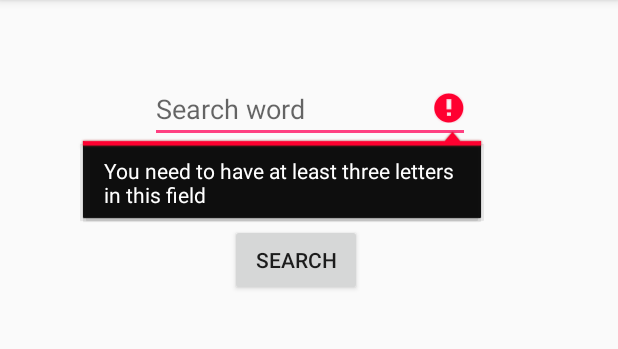
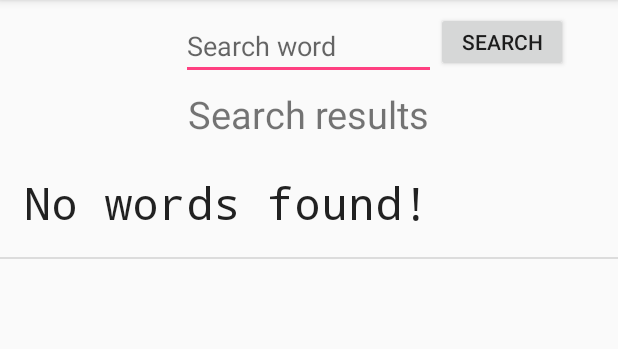
Before and after one commit to vilmursss/Android-Language-Learning-Tool, an Android app: the ModifyWords screen opened directly, with no data from a screen before it, after a tap on "SEARCH", on a phone screen of 412 x 824 dp, the part 84-433 px from its top. Run offline under Robolectric (Android 15) with nearby library versions, the phone set to English and light mode, and no system bars.

Commit message:
Added word pair search to same activity to avoid opening unnecessary activities

```diff
--- a/app/src/main/AndroidManifest.xml
+++ b/app/src/main/AndroidManifest.xml
@@ -18,7 +18,6 @@
         </activity>
         <activity android:name=".AddWord" />
         <activity android:name=".ModifyWords" />
-        <activity android:name=".SearchResults"></activity>
     </application>
 
 </manifest>
--- a/app/src/main/java/com/example/android/wordgameandroid/ModifyWords.java
+++ b/app/src/main/java/com/example/android/wordgameandroid/ModifyWords.java
@@ -1,23 +1,37 @@
 package com.example.android.wordgameandroid;
 
-import android.content.Intent;
 import android.support.v7.app.AppCompatActivity;
 import android.os.Bundle;
 import android.view.View;
 import android.widget.EditText;
+import android.widget.ListView;
+import android.widget.TextView;
+
+import org.w3c.dom.Text;
+
+import java.util.ArrayList;
+import java.util.List;
 
 public class ModifyWords extends AppCompatActivity {
 
+    TextView searchResults;
     EditText searchKey;
+    ListView wordPairList;
+    ListAdapter listAdapter;
+    ArrayList<Word> wordPairArray = new ArrayList<Word>();
 
     @Override
     protected void onCreate(Bundle savedInstanceState) {
         super.onCreate(savedInstanceState);
         setContentView(R.layout.activity_modify_words);
+        searchResults = (TextView) findViewById(R.id.searchResultsTextView);
+        searchResults.setVisibility(View.INVISIBLE);
     }
 
     public void searchBtn(View view){
-
+        searchResults.setVisibility(View.VISIBLE);
+        wordPairArray.clear();
+/*
         searchKey = (EditText) findViewById(R.id.searchWord);
         String dbSearchString = searchKey.getText().toString();
 
@@ -28,6 +42,39 @@
             Intent i = new Intent(this, SearchResults.class);
             i.putExtra("searchKey", dbSearchString);
             startActivity(i);
+
+            */
+
+        searchKey = (EditText) findViewById(R.id.searchWord);
+        String dbSearchString = searchKey.getText().toString();
+       // String searchKey = getIntent().getExtras().getString("searchKey");
+        DbHandler dbHandler = new DbHandler(this);
+        final List<Word> wordObject = dbHandler.getWord(dbSearchString);
+        String checkId = String.valueOf(wordObject.get(0).getId());
+
+        if(checkId.equals("0")){
+            String errorText = "No words found!";
+            Word addWordObject = new Word(0, errorText, "");
+            wordPairArray.add(addWordObject);
+            listAdapter = new ListAdapter(ModifyWords.this, R.layout.wordpair_nofound,
+                    wordPairArray);
+
+            wordPairList = (ListView) findViewById(R.id.listView);
+            wordPairList.setItemsCanFocus(false);
+            wordPairList.setAdapter(listAdapter);
         }
-    }
+
+        else {
+            for (Word wordPairObject  : wordObject ) {
+                Word addWordObject = new Word(wordPairObject.getId(), wordPairObject.getFirstWord(), wordPairObject.getSecondWord());
+                wordPairArray.add(addWordObject);
+                listAdapter = new ListAdapter(ModifyWords.this, R.layout.wordpair_listrow,
+                        wordPairArray);
+
+                wordPairList = (ListView) findViewById(R.id.listView);
+                wordPairList.setItemsCanFocus(false);
+                wordPairList.setAdapter(listAdapter);
+            }
+        }
+        }
 }
--- a/app/src/main/res/layout/activity_modify_words.xml
+++ b/app/src/main/res/layout/activity_modify_words.xml
@@ -1,43 +1,48 @@
 <?xml version="1.0" encoding="utf-8"?>
-<android.support.constraint.ConstraintLayout xmlns:android="http://schemas.android.com/apk/res/android"
+<RelativeLayout xmlns:android="http://schemas.android.com/apk/res/android"
     xmlns:app="http://schemas.android.com/apk/res-auto"
     xmlns:tools="http://schemas.android.com/tools"
     android:layout_width="match_parent"
     android:layout_height="match_parent"
-    tools:context="com.example.android.wordgameandroid.ModifyWords">
+    tools:context="com.example.android.wordgameandroid.ModifyWords"
+    app:layout_constraintTop_toTopOf="@+id/relativeLayout"
+    tools:layout_editor_absoluteX="0dp"
+    android:layout_marginTop="8dp">
 
     <EditText
         android:id="@+id/searchWord"
-        android:layout_width="wrap_content"
+        android:layout_width="170dp"
         android:layout_height="wrap_content"
-        android:layout_marginBottom="8dp"
-        android:layout_marginLeft="8dp"
-        android:layout_marginRight="8dp"
-        android:layout_marginTop="8dp"
-        android:ems="10"
+        android:layout_centerHorizontal="true"
         android:hint="Search word"
-        android:inputType="textPersonName"
-        app:layout_constraintBottom_toBottomOf="parent"
-        app:layout_constraintHorizontal_bias="0.503"
-        app:layout_constraintLeft_toLeftOf="parent"
-        app:layout_constraintRight_toRightOf="parent"
-        app:layout_constraintTop_toTopOf="parent"
-        app:layout_constraintVertical_bias="0.059" />
+        android:inputType="textPersonName" />
 
     <Button
         android:id="@+id/searchBtn"
         android:layout_width="wrap_content"
-        android:layout_height="wrap_content"
-        android:layout_marginBottom="8dp"
-        android:layout_marginLeft="114dp"
-        android:layout_marginRight="8dp"
-        android:layout_marginTop="8dp"
+        android:layout_height="40dp"
+        android:layout_toRightOf="@id/searchWord"
+        android:layout_centerHorizontal="true"
         android:onClick="searchBtn"
-        android:text="Search"
-        app:layout_constraintBottom_toBottomOf="parent"
-        app:layout_constraintHorizontal_bias="0.195"
-        app:layout_constraintLeft_toLeftOf="parent"
-        app:layout_constraintRight_toRightOf="parent"
-        app:layout_constraintTop_toTopOf="parent"
-        app:layout_constraintVertical_bias="0.201" />
-</android.support.constraint.ConstraintLayout>
+        android:text="Search" />
+
+
+        <TextView
+            android:id="@+id/searchResultsTextView"
+            android:layout_width="wrap_content"
+            android:layout_height="wrap_content"
+            android:layout_below="@id/searchWord"
+            android:layout_marginTop="5dp"
+            android:layout_centerHorizontal="true"
+            android:text="Search results"
+            android:textSize="25sp" />
+
+        <ListView
+            android:id="@+id/listView"
+            android:layout_width="fill_parent"
+            android:layout_height="fill_parent"
+            android:layout_below="@+id/searchResultsTextView"
+            android:layout_marginTop="5dp"
+            android:cacheColorHint="#00000000" />
+
+    </RelativeLayout>
```
Also changed, not shown: app/src/main/java/com/example/android/wordgameandroid/SearchResults.java (deleted, +0 -54 lines), app/src/main/res/layout/activity_search_results.xml (deleted, +0 -24 lines).
